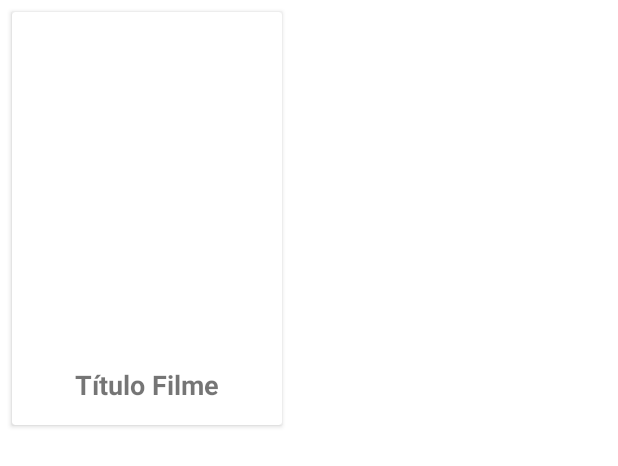
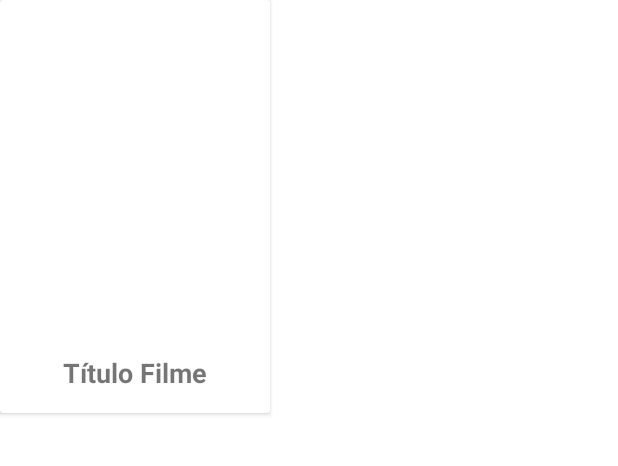
Before and after one commit to italomp/AndroidMoviesAppKotlin, an Android app: the layout media_card.xml on its own in the app's theme, with its tools: preview values and no code run, on a phone screen of 412 x 824 dp. Shown: the top 466 px of the screen. Run offline under Robolectric (Android 15) with nearby library versions, the phone set to English and light mode, and no system bars.

Commit message:
Movie cards alignment refectored

```diff
--- a/app/src/main/res/layout/media_card.xml
+++ b/app/src/main/res/layout/media_card.xml
@@ -2,9 +2,7 @@
 <androidx.cardview.widget.CardView xmlns:android="http://schemas.android.com/apk/res/android"
     xmlns:app="http://schemas.android.com/apk/res-auto"
     android:layout_width="180dp"
-    android:layout_height="275dp"
-    android:layout_marginTop="8dp"
-    android:layout_marginStart="8dp">
+    android:layout_height="275dp">
 
     <RelativeLayout
         android:layout_width="match_parent"
```
Also changed, not shown: app/src/main/res/layout/fragment_search.xml (+4 -5 lines).
